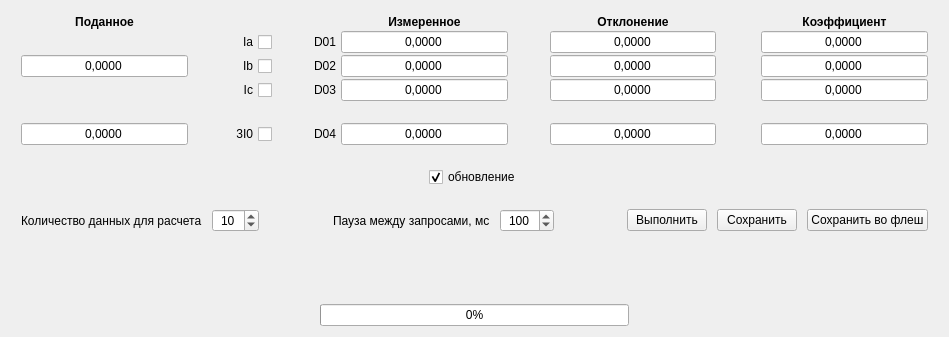
This is classes/calibrationwidget/calibrationwidgetofcurrent.ui in vlarry/configurator as Qt 5 draws it before an edit. The edited form follows.
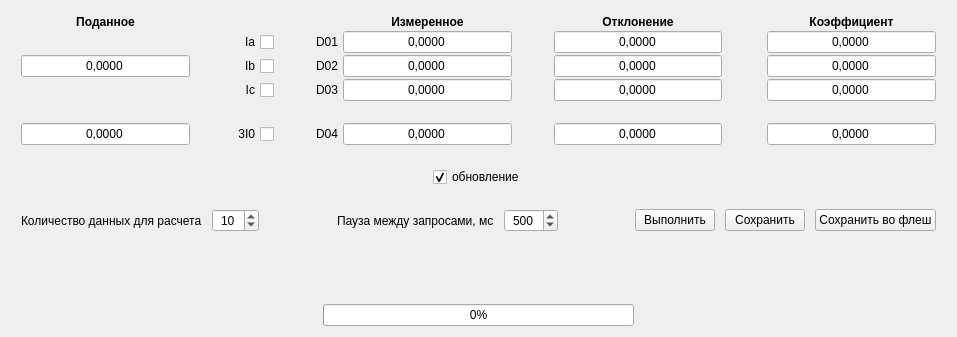
This is the edited form. Custom widgets are drawn as their Qt base class.

```diff
--- a/classes/calibrationwidget/calibrationwidgetofcurrent.ui
+++ b/classes/calibrationwidget/calibrationwidgetofcurrent.ui
@@ -6,7 +6,7 @@
    <rect>
     <x>0</x>
     <y>0</y>
-    <width>949</width>
+    <width>957</width>
     <height>337</height>
    </rect>
   </property>
@@ -801,13 +801,16 @@
           <set>Qt::AlignCenter</set>
          </property>
          <property name="minimum">
-          <number>2</number>
+          <number>100</number>
          </property>
          <property name="maximum">
-          <number>1000</number>
+          <number>2000</number>
+         </property>
+         <property name="singleStep">
+          <number>100</number>
          </property>
          <property name="value">
-          <number>100</number>
+          <number>500</number>
          </property>
         </widget>
        </item>
```
